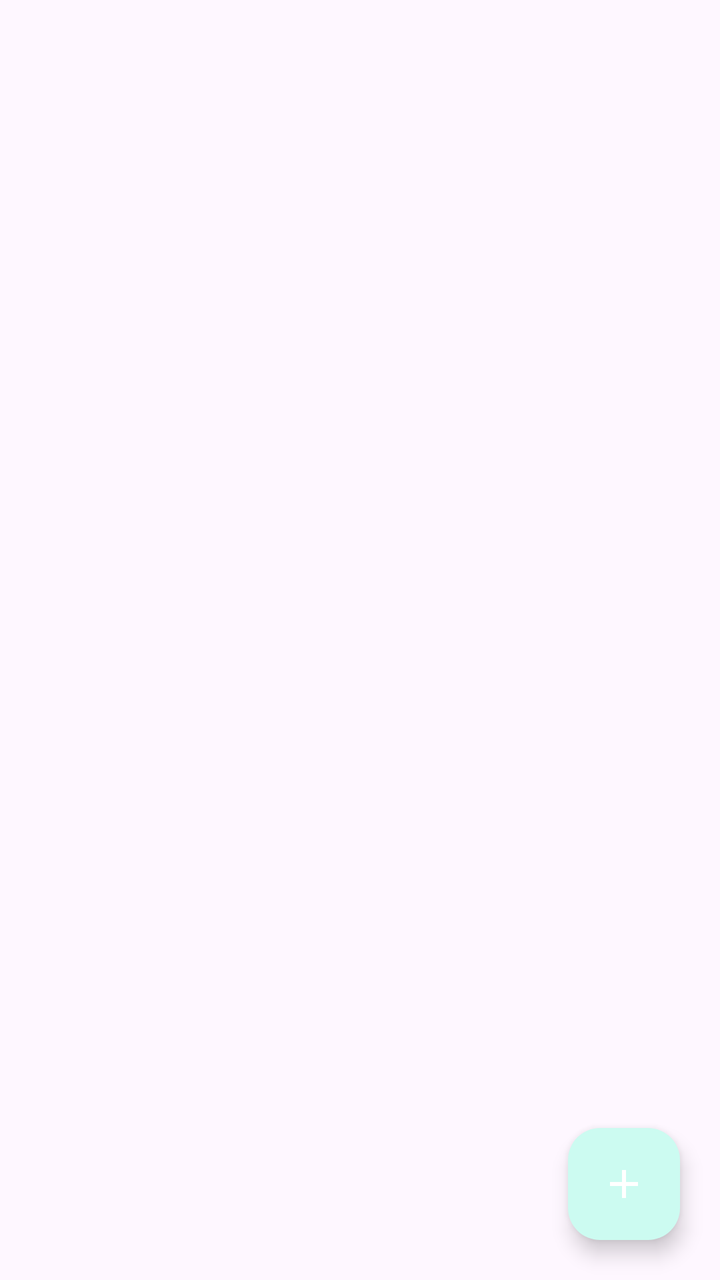
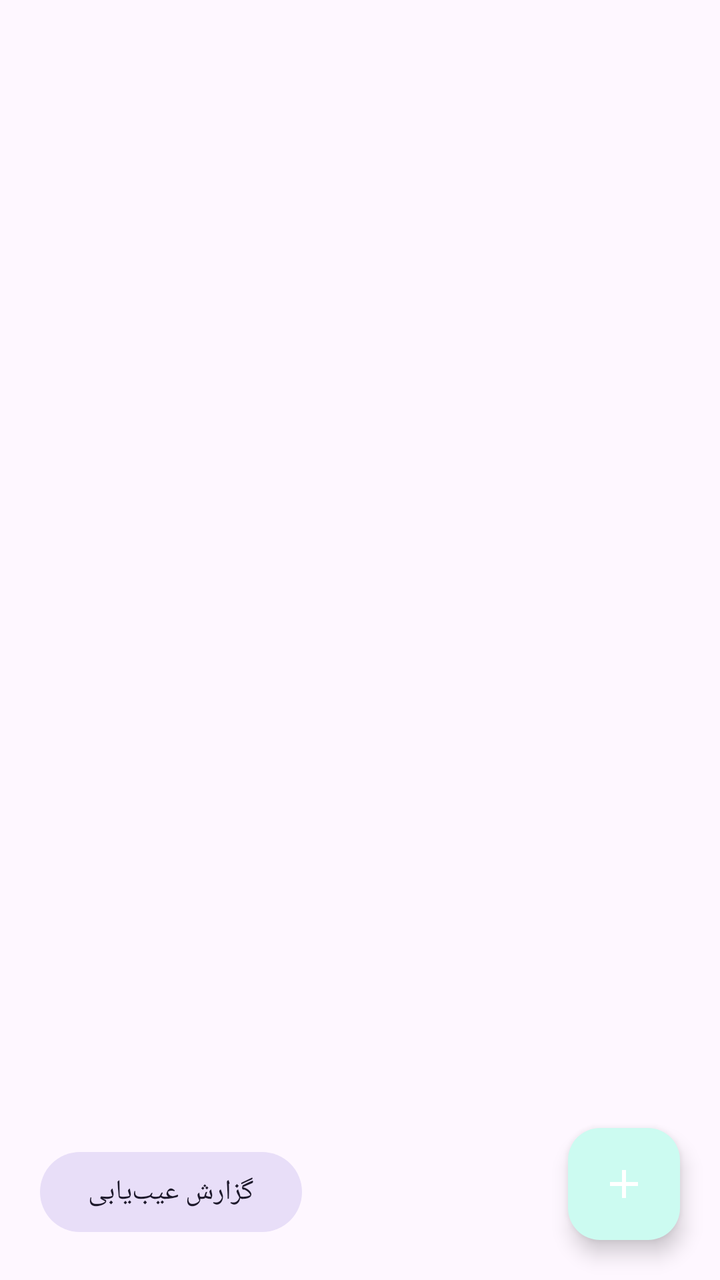

Before-and-after screenshots of an Android layout around one commit, followed by the original layout XML and the change that was made.
<!-- AndroidManifest.xml: application theme Theme.SecureLink -->
<!-- res/layout/fragment_profiles.xml -->
<?xml version="1.0" encoding="utf-8"?>
<androidx.coordinatorlayout.widget.CoordinatorLayout
    xmlns:android="http://schemas.android.com/apk/res/android"
    xmlns:app="http://schemas.android.com/apk/res-auto"
    android:layout_width="match_parent"
    android:layout_height="match_parent">

    <androidx.recyclerview.widget.RecyclerView
        android:id="@+id/rvProfiles"
        android:layout_width="match_parent"
        android:layout_height="match_parent"
        android:clipToPadding="false"
        android:paddingBottom="88dp"
        android:paddingTop="8dp" />

    <TextView
        android:id="@+id/tvEmpty"
        android:layout_width="wrap_content"
        android:layout_height="wrap_content"
        android:layout_gravity="center"
        android:gravity="center"
        android:padding="32dp"
        android:text="@string/empty_message"
        android:textAppearance="?attr/textAppearanceBodyLarge"
        android:textColor="?android:attr/textColorSecondary"
        android:visibility="gone" />

    <com.google.android.material.floatingactionbutton.FloatingActionButton
        android:id="@+id/fabAdd"
        android:layout_width="wrap_content"
        android:layout_height="wrap_content"
        android:layout_gravity="bottom|end"
        android:layout_margin="20dp"
        android:contentDescription="@string/add_new"
        android:src="@drawable/ic_add"
        app:tint="?attr/colorOnPrimary" />
</androidx.coordinatorlayout.widget.CoordinatorLayout>
<!-- resources referenced by this layout -->
<resources>
  <!-- drawable ic_add (drawable) -->
  <?xml version="1.0" encoding="utf-8"?>
  <vector xmlns:android="http://schemas.android.com/apk/res/android"
      android:width="24dp"
      android:height="24dp"
      android:viewportWidth="24"
      android:viewportHeight="24">
      <path
          android:fillColor="#FFFFFFFF"
          android:pathData="M19,13h-6v6h-2v-6H5v-2h6V5h2v6h6v2z" />
  </vector>
  <string name="add_new">افزودن پروفایل</string>
  <string name="empty_message">هنوز پروفایلی ندارید.\nبرای شروع، با دکمه + یک پروفایل WireGuard یا IKEv2/IPSec یا L2TP بسازید یا کانفیگ آماده را ایمپورت کنید.</string>
  <style name="Theme.SecureLink" parent="Theme.Material3.DayNight.NoActionBar">
          <item name="colorPrimary">@color/primary</item>
          <item name="colorOnPrimary">@color/on_primary</item>
          <item name="colorPrimaryContainer">@color/primary_container</item>
          <item name="colorOnPrimaryContainer">@color/on_primary_container</item>
      </style>
  <color name="primary">#0F766E</color>
  <color name="on_primary">#FFFFFF</color>
  <color name="primary_container">#CCFBF1</color>
  <color name="on_primary_container">#042F2E</color>
</resources>

<!-- the commit's change to res/layout/fragment_profiles.xml (unified diff, before → after) -->
@@ -25,6 +25,16 @@
         android:textColor="?android:attr/textColorSecondary"
         android:visibility="gone" />
 
+    <com.google.android.material.button.MaterialButton
+        android:id="@+id/btnDiagnostics"
+        style="@style/Widget.Material3.Button.TonalButton"
+        android:layout_width="wrap_content"
+        android:layout_height="wrap_content"
+        android:layout_gravity="bottom|start"
+        android:layout_margin="20dp"
+        android:text="@string/log_open"
+        android:contentDescription="@string/log_open" />
+
     <com.google.android.material.floatingactionbutton.FloatingActionButton
         android:id="@+id/fabAdd"
         android:layout_width="wrap_content"
<!-- resource entries referenced after the edit -->
@@ -13,6 +13,7 @@
   </vector>
   <string name="add_new">افزودن پروفایل</string>
   <string name="empty_message">هنوز پروفایلی ندارید.\nبرای شروع، با دکمه + یک پروفایل WireGuard یا IKEv2/IPSec یا L2TP بسازید یا کانفیگ آماده را ایمپورت کنید.</string>
+  <string name="log_open">گزارش عیب‌یابی</string>
   <style name="Theme.SecureLink" parent="Theme.Material3.DayNight.NoActionBar">
           <item name="colorPrimary">@color/primary</item>
           <item name="colorOnPrimary">@color/on_primary</item>
